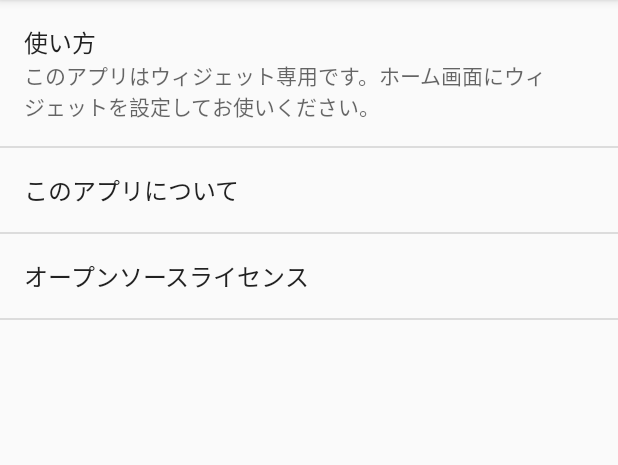
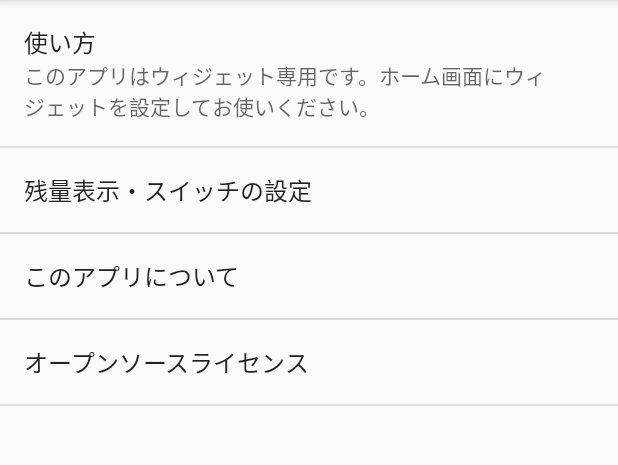
Before and after one commit to pakutoma/mioWidget, an Android app: the screen it shows after launch (MainSettingsActivity), on a phone screen of 412 x 824 dp, the part 84-549 px from its top. Run offline under Robolectric (Android 15) with nearby library versions, the phone set to English and light mode, and no system bars.

Commit message:
設定画面を作成

```diff
--- a/app/build.gradle
+++ b/app/build.gradle
@@ -2,14 +2,14 @@ apply plugin: 'com.android.application'
 apply plugin: 'kotlin-android'
 
 android {
-    compileSdkVersion 26
+    compileSdkVersion 27
     buildToolsVersion '26.0.2'
     defaultConfig {
         applicationId "pakutoma.miowidget"
         minSdkVersion 21
         versionCode 1
         versionName "1.0"
-        targetSdkVersion 26
+        targetSdkVersion 27
     }
     buildTypes {
         release {
@@ -34,7 +34,7 @@ android {
 dependencies {
     compile fileTree(include: ['*.jar'], dir: 'libs')
     testCompile 'junit:junit:4.12'
-    compile 'com.android.support:appcompat-v7:25.1.1'
+    compile 'com.android.support:appcompat-v7:27.1.0'
     compile 'com.fasterxml.jackson.core:jackson-databind:2.7.0'
     compile 'com.github.kittinunf.fuel:fuel:1.12.1'
     compile 'com.github.kittinunf.fuel:fuel-moshi:1.12.1'
--- a/app/src/main/AndroidManifest.xml
+++ b/app/src/main/AndroidManifest.xml
@@ -63,6 +63,12 @@
                 <category android:name="android.intent.category.LAUNCHER" />
             </intent-filter>
         </activity>
+        <activity android:name="pakutoma.miowidget.activity.WidgetSettingsActivity"
+            android:label="@string/widget_settings">
+            <intent-filter>
+                <action android:name="android.intent.action.MAIN" />
+            </intent-filter>
+        </activity>
         <activity android:name="pakutoma.miowidget.activity.OpenBrowserActivity"
             android:label="@string/app_name" >
             <intent-filter>
--- a/app/src/main/java/pakutoma/miowidget/activity/MainSettingsActivity.kt
+++ b/app/src/main/java/pakutoma/miowidget/activity/MainSettingsActivity.kt
@@ -1,10 +1,11 @@
 package pakutoma.miowidget.activity
 
-import android.preference.PreferenceFragment
-import android.support.v7.app.AppCompatActivity
 import android.os.Bundle
 
 import pakutoma.miowidget.R
+import android.preference.PreferenceFragment
+import android.support.v7.app.AppCompatActivity
+
 
 class MainSettingsActivity : AppCompatActivity() {
 
--- a/app/src/main/res/values/strings.xml
+++ b/app/src/main/res/values/strings.xml
@@ -5,4 +5,7 @@
     <string name="authUri"><![CDATA[https://api.iijmio.jp/mobile/d/v1/authorization/?response_type=token&client_id=IilCI1xrAgqKrXV9Zt4&state=example_state&redirect_uri=pakutoma.miowidget://callback]]></string>
     <string name="switch_service">クーポン切り替え・通信量取得</string>
     <string name="switch_notification">通信中</string>
+    <string name="widget_settings">残量表示・スイッチの設定</string>
+    <string name="show_remains_plans">残量表示を行うプラン</string>
+    <string name="switch_lines">切り替えを行う回線</string>
 </resources>
--- a/app/src/main/res/xml/activity_main_settings.xml
+++ b/app/src/main/res/xml/activity_main_settings.xml
@@ -1,13 +1,17 @@
 <?xml version="1.0" encoding="utf-8"?>
 
-<PreferenceScreen xmlns:android="http://schemas.android.com/apk/res/android" >
+<PreferenceScreen xmlns:android="http://schemas.android.com/apk/res/android">
     <PreferenceScreen
-        android:title="使い方"
-        android:summary="このアプリはウィジェット専用です。ホーム画面にウィジェットを設定してお使いください。" />
-    <pakutoma.miowidget.activity.AboutDialog
-        android:title="このアプリについて"
-        android:key="about" />
-    <pakutoma.miowidget.activity.LicenseDialog
-        android:title="オープンソースライセンス"
-        android:key="openSourceLicense" />
+        android:summary="このアプリはウィジェット専用です。ホーム画面にウィジェットを設定してお使いください。"
+        android:title="使い方" />
+    <Preference
+        android:key="widget_settings"
+        android:title="@string/widget_settings">
+        <intent
+            android:action="android.intent.action.MAIN"
+            android:targetClass="pakutoma.miowidget.activity.WidgetSettingsActivity"
+            android:targetPackage="pakutoma.miowidget" />
+    </Preference>
+    <pakutoma.miowidget.activity.AboutDialog android:title="このアプリについて" />
+    <pakutoma.miowidget.activity.LicenseDialog android:title="オープンソースライセンス" />
 </PreferenceScreen>
--- a/build.gradle
+++ b/build.gradle
@@ -20,6 +20,7 @@ buildscript {
 allprojects {
     repositories {
         jcenter()
+        google()
     }
 }
 
```
Also changed, not shown: app/src/main/java/pakutoma/miowidget/activity/WidgetSettingsActivity.kt (added, +49 -0 lines), app/src/main/res/xml/activity_widget_settings.xml (added, +11 -0 lines).
